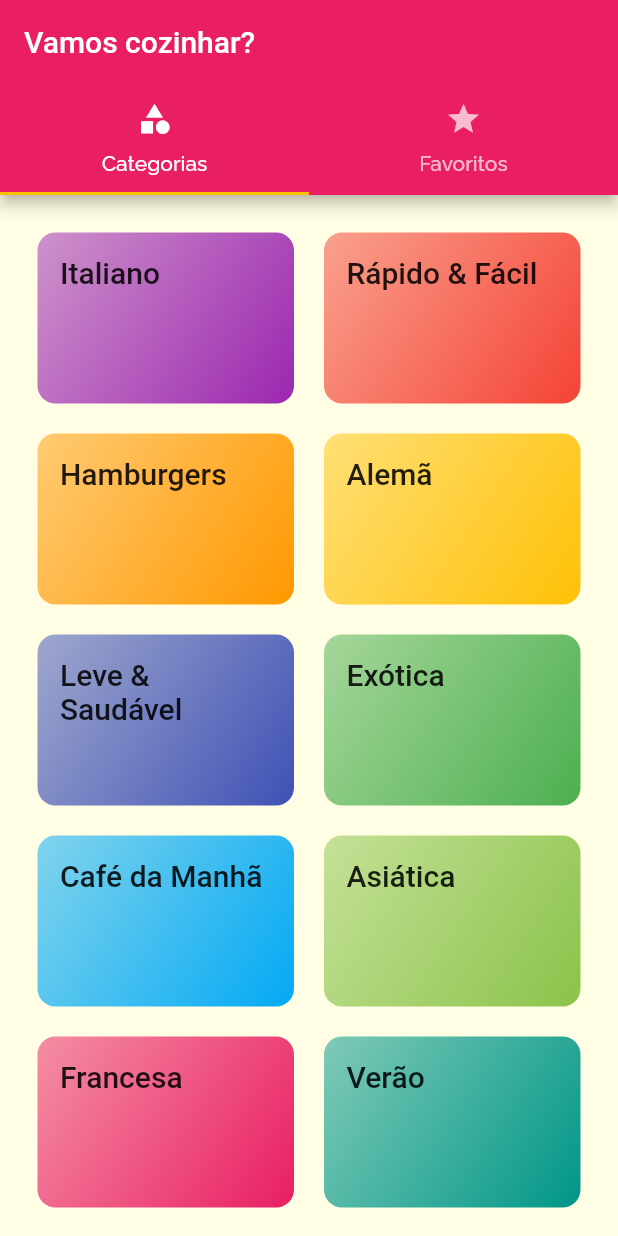
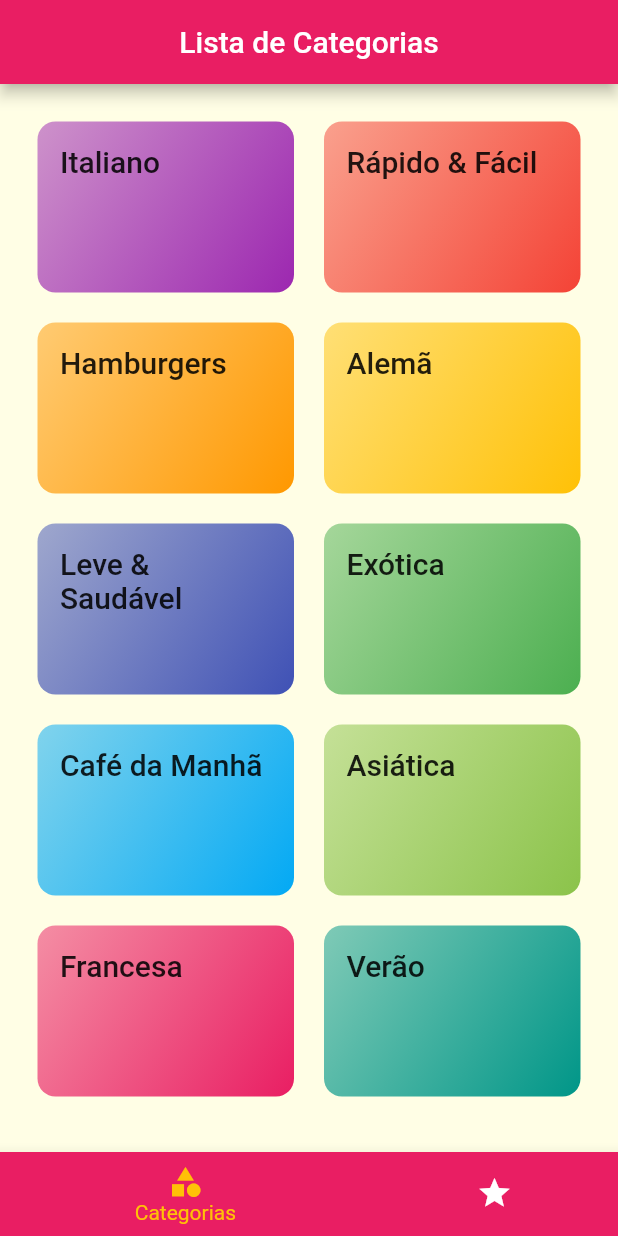
Before and after one commit to MarhlonKorb/meals, a Flutter app: the screen it shows after launch, on a phone screen of 412 x 824 dp. Run offline on Flutter 3.47's test engine with Material 2 defaults, Android fonts, the phone set to English and light mode, and no system bars.

Commit message:
Alteracao da BottomNavigationBar
Foi alterada para StateFulWidget e implementado o indice para alternar entre os menus selecionados. Também foi adicionada uma animação e cor padrão no momento da animação de troca. Foi alterado para um map de String e Object a lista de screens para ter acesso através da chave o título da tela e do componente da NavigationBar de forma dinâmica.

```diff
--- a/lib/dummy-data.dart
+++ b/lib/dummy-data.dart
@@ -1,3 +1,4 @@
+// ignore: file_names
 import 'package:flutter/material.dart';
 import '../models/category.dart';
 import '../models/meal.dart';
--- a/lib/screens/tabs_screen.dart
+++ b/lib/screens/tabs_screen.dart
@@ -2,35 +2,54 @@ import 'package:flutter/material.dart';
 import 'package:meals/screens/categories-screen.dart';
 import 'package:meals/screens/favorite_screen.dart';
 
-class TabsScreen extends StatelessWidget {
+class TabsScreen extends StatefulWidget {
+  const TabsScreen({super.key});
+
+  @override
+  State<TabsScreen> createState() => _TabsScreenState();
+}
+
+class _TabsScreenState extends State<TabsScreen> {
+  int _selectedScreenIndex = 0;
+
+  /// Map de widgets da BottomNavigationBar
+   final List<Map<String, Object>> _screens = [
+    {'title' : 'Lista de Categorias', 'screen' : const CategoriesScreen()},
+    {'title' : 'Meus favoritos', 'screen' : FavoriteScreen()},
+  ];
+
+  /// Método para escutar a mudança de estado da BottomNavigationBar
+  _selectScreen(int index) {
+    setState(() {
+      _selectedScreenIndex = index;
+    });
+  }
+
   @override
   Widget build(BuildContext context) {
-    return DefaultTabController(
-      length: 2,
-      child: Scaffold(
-        appBar: AppBar(
-          title: const Text('Vamos cozinhar?'),
-          bottom: const TabBar(
-            tabs: [
-              Tab(
-                icon: Icon(
-                  Icons.category,
-                ),
-                text: 'Categorias',
-              ),
-              Tab(
-                icon: Icon(
-                  Icons.star,
-                ),
-                text: 'Favoritos',
-              ),
-            ],
-          ),
-        ),
-        body: TabBarView(children: [
-          const CategoriesScreen(),
-          FavoriteScreen()
-        ]),
+    return Scaffold(
+      appBar: AppBar(
+        centerTitle: true,
+        title: Text(_screens[_selectedScreenIndex]['title'].toString()),
+      ),
+      body: _screens[_selectedScreenIndex]['screen'] as Widget,
+      bottomNavigationBar: BottomNavigationBar(
+        onTap: _selectScreen,
+        backgroundColor: Theme.of(context).primaryColor,
+        // Configura as cores e qual aba está selecionada de acordo com o _selectedScreenIndex
+        unselectedItemColor: Colors.white,
+        selectedItemColor: Theme.of(context).colorScheme.secondary,
+        currentIndex: _selectedScreenIndex,
+        // Animação de elevação do ícone ao trocar de um para o outro
+        type: BottomNavigationBarType.shifting,
+        items:  [
+          BottomNavigationBarItem(
+            backgroundColor: Theme.of(context).primaryColor,
+              icon: const Icon(Icons.category), label: 'Categorias'),
+          BottomNavigationBarItem(
+            backgroundColor: Theme.of(context).primaryColor,
+            icon: const Icon(Icons.star), label: 'Favoritos'),
+        ],
       ),
     );
   }
```
